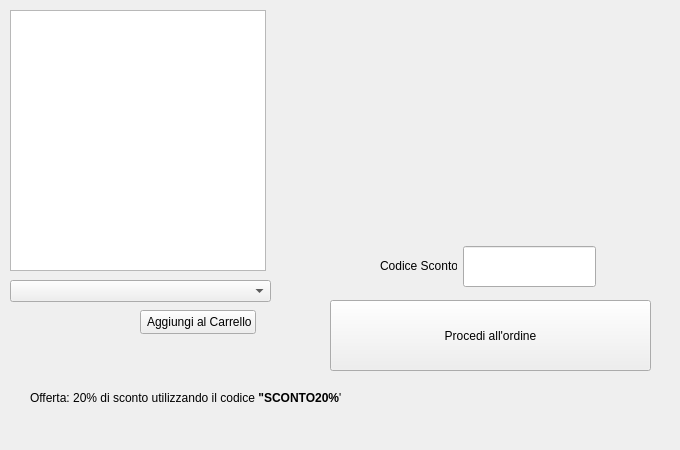
Qt form mainwindow.ui (RiccardoPanzeri/Qt_First_Project_shopping_cart) before a commit.
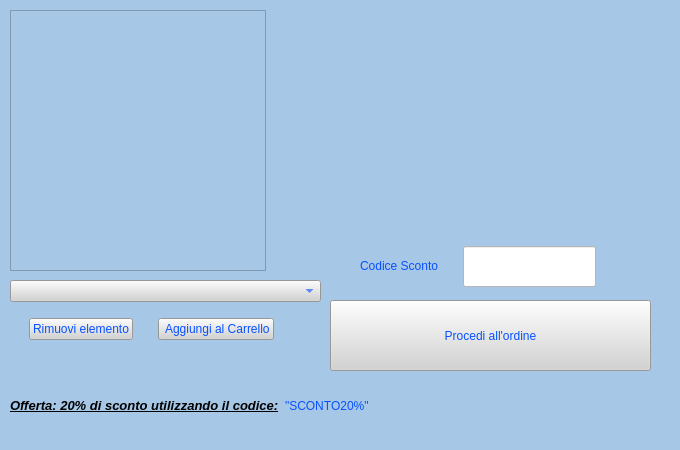
The same form after that commit.

What changed in the file:
```diff
--- a/mainwindow.ui
+++ b/mainwindow.ui
@@ -25,6 +25,11 @@
   <property name="windowTitle">
    <string>MainWindow</string>
   </property>
+  <property name="styleSheet">
+   <string notr="true">
+
+background-color: rgb(167,199,231);</string>
+  </property>
   <widget class="QWidget" name="centralwidget">
    <widget class="QListWidget" name="listWidgetCarrello">
     <property name="geometry">
@@ -57,13 +62,18 @@
       <verstretch>0</verstretch>
      </sizepolicy>
     </property>
+    <property name="styleSheet">
+     <string notr="true">background-color: rgb(255, 255, 255);
+border-color: rgb(255, 0, 0);
+</string>
+    </property>
    </widget>
    <widget class="QLabel" name="label_sconto">
     <property name="geometry">
      <rect>
-      <x>380</x>
+      <x>360</x>
       <y>250</y>
-      <width>77</width>
+      <width>101</width>
       <height>31</height>
      </rect>
     </property>
@@ -73,6 +83,11 @@
       <verstretch>0</verstretch>
      </sizepolicy>
     </property>
+    <property name="styleSheet">
+     <string notr="true">font: 800 9pt &quot;Rockwell Extra Bold&quot;;
+color: rgb(7, 81, 255);
+font: 22pt &quot;Playbill&quot;;</string>
+    </property>
     <property name="text">
      <string>Codice Sconto</string>
     </property>
@@ -80,52 +95,26 @@
      <cstring>line_codice</cstring>
     </property>
    </widget>
-   <widget class="QPushButton" name="pushButton_aggiungi">
-    <property name="geometry">
-     <rect>
-      <x>140</x>
-      <y>310</y>
-      <width>116</width>
-      <height>24</height>
-     </rect>
-    </property>
-    <property name="sizePolicy">
-     <sizepolicy hsizetype="Fixed" vsizetype="Fixed">
-      <horstretch>0</horstretch>
-      <verstretch>0</verstretch>
-     </sizepolicy>
-    </property>
-    <property name="text">
-     <string> Aggiungi al Carrello</string>
-    </property>
-   </widget>
    <widget class="QComboBox" name="comboBoxProdotti">
     <property name="geometry">
      <rect>
       <x>10</x>
       <y>280</y>
-      <width>261</width>
-      <height>22</height>
-     </rect>
-    </property>
-    <property name="sizePolicy">
-     <sizepolicy hsizetype="Preferred" vsizetype="Fixed">
-      <horstretch>0</horstretch>
-      <verstretch>0</verstretch>
-     </sizepolicy>
-    </property>
-   </widget>
-   <widget class="QLabel" name="label_2">
-    <property name="geometry">
-     <rect>
-      <x>30</x>
-      <y>390</y>
       <width>311</width>
-      <height>16</height>
+      <height>22</height>
      </rect>
     </property>
-    <property name="text">
-     <string>Offerta: 20% di sconto utilizzando il codice &lt;b&gt;&quot;SCONTO20%&lt;/b&gt;&quot;</string>
+    <property name="sizePolicy">
+     <sizepolicy hsizetype="Preferred" vsizetype="Fixed">
+      <horstretch>0</horstretch>
+      <verstretch>0</verstretch>
+     </sizepolicy>
+    </property>
+    <property name="styleSheet">
+     <string notr="true">color: rgb(7, 81, 255);
+font: 700 9pt &quot;UD Digi Kyokasho NK-B&quot;;
+background-color: rgb(211, 211, 211);
+</string>
     </property>
    </widget>
    <widget class="QPushButton" name="pushButton_procedi">
@@ -143,6 +132,12 @@
       <verstretch>0</verstretch>
      </sizepolicy>
     </property>
+    <property name="styleSheet">
+     <string notr="true">font: 28pt &quot;Playbill&quot; ;
+color: rgb(7, 81, 255);
+background-color: rgb(211, 211, 211);
+</string>
+    </property>
     <property name="text">
      <string>Procedi all'ordine</string>
     </property>
@@ -166,6 +161,99 @@
      <string/>
     </property>
    </widget>
+   <widget class="QWidget" name="">
+    <property name="geometry">
+     <rect>
+      <x>10</x>
+      <y>310</y>
+      <width>285</width>
+      <height>39</height>
+     </rect>
+    </property>
+    <layout class="QHBoxLayout" name="horizontalLayout">
+     <item>
+      <widget class="QPushButton" name="pushButton_rimuovi">
+       <property name="sizePolicy">
+        <sizepolicy hsizetype="Fixed" vsizetype="Fixed">
+         <horstretch>0</horstretch>
+         <verstretch>0</verstretch>
+        </sizepolicy>
+       </property>
+       <property name="styleSheet">
+        <string notr="true">font: 22pt &quot;Playbill&quot; ;
+color: rgb(7, 81, 255);
+background-color: rgb(211, 211, 211);
+</string>
+       </property>
+       <property name="text">
+        <string>Rimuovi elemento</string>
+       </property>
+      </widget>
+     </item>
+     <item>
+      <widget class="QPushButton" name="pushButton_aggiungi">
+       <property name="sizePolicy">
+        <sizepolicy hsizetype="Fixed" vsizetype="Fixed">
+         <horstretch>0</horstretch>
+         <verstretch>0</verstretch>
+        </sizepolicy>
+       </property>
+       <property name="layoutDirection">
+        <enum>Qt::LeftToRight</enum>
+       </property>
+       <property name="autoFillBackground">
+        <bool>false</bool>
+       </property>
+       <property name="styleSheet">
+        <string notr="true">font: 22pt &quot;Playbill&quot; ;
+color: rgb(7, 81, 255);
+background-color: rgb(211, 211, 211);
+text-align: center;</string>
+       </property>
+       <property name="text">
+        <string> Aggiungi al Carrello</string>
+       </property>
+      </widget>
+     </item>
+    </layout>
+   </widget>
+   <widget class="QWidget" name="">
+    <property name="geometry">
+     <rect>
+      <x>10</x>
+      <y>390</y>
+      <width>383</width>
+      <height>31</height>
+     </rect>
+    </property>
+    <layout class="QHBoxLayout" name="horizontalLayout_2">
+     <item>
+      <widget class="QLabel" name="label_2">
+       <property name="styleSheet">
+        <string notr="true">font: 11pt &quot;MS Sans Serif&quot;;
+font-style: bold;</string>
+       </property>
+       <property name="text">
+        <string>&lt;html&gt;&lt;head/&gt;&lt;body&gt;&lt;p&gt;&lt;span style=&quot; font-size:10pt; font-weight:700; font-style:italic; text-decoration: underline;&quot;&gt;Offerta: 20% di sconto utilizzando il codice:&lt;/span&gt;&lt;/p&gt;&lt;/body&gt;&lt;/html&gt;</string>
+       </property>
+      </widget>
+     </item>
+     <item>
+      <widget class="QLabel" name="label">
+       <property name="styleSheet">
+        <string notr="true">
+font: 22pt &quot;Playbill&quot; ;
+color: rgb(7, 81, 255);
+
+</string>
+       </property>
+       <property name="text">
+        <string>&quot;SCONTO20%&quot;</string>
+       </property>
+      </widget>
+     </item>
+    </layout>
+   </widget>
   </widget>
   <widget class="QMenuBar" name="menubar">
    <property name="geometry">
```
